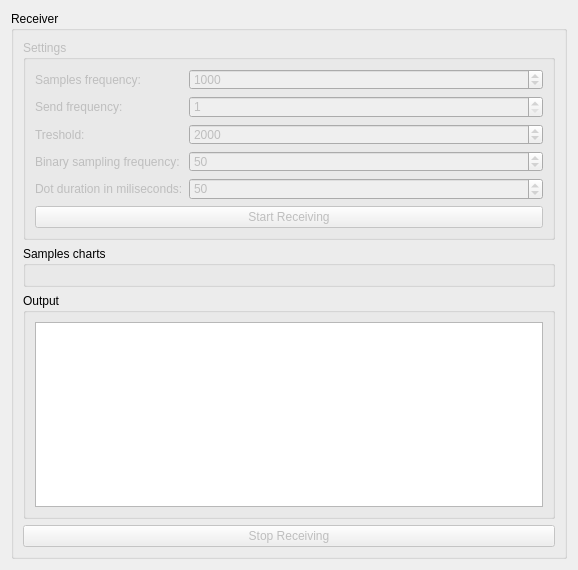
The window that ESPWiFiServer/Source/Client/Views/UI/ReceiverView.ui (MaxGarden/ESPWiFiServer) describes before a commit, drawn with Qt 5.
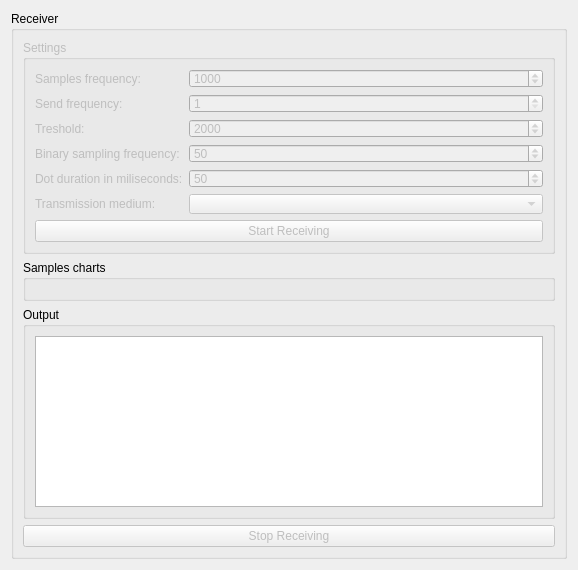
The same window after the commit.

Commit message: Added ability to change transmission medium.

The edit to the form file:
```diff
--- a/ESPWiFiServer/Source/Client/Views/UI/ReceiverView.ui
+++ b/ESPWiFiServer/Source/Client/Views/UI/ReceiverView.ui
@@ -131,6 +131,16 @@
              </property>
             </widget>
            </item>
+           <item row="5" column="0">
+            <widget class="QLabel" name="label_6">
+             <property name="text">
+              <string>Transmission medium:</string>
+             </property>
+            </widget>
+           </item>
+           <item row="5" column="1">
+            <widget class="QComboBox" name="m_TransmissionMediumComboBox"/>
+           </item>
           </layout>
          </item>
          <item>
```
Left out of the diff: 17 changed lines with no effect on the pictures. The commit also changes 9 other files.
